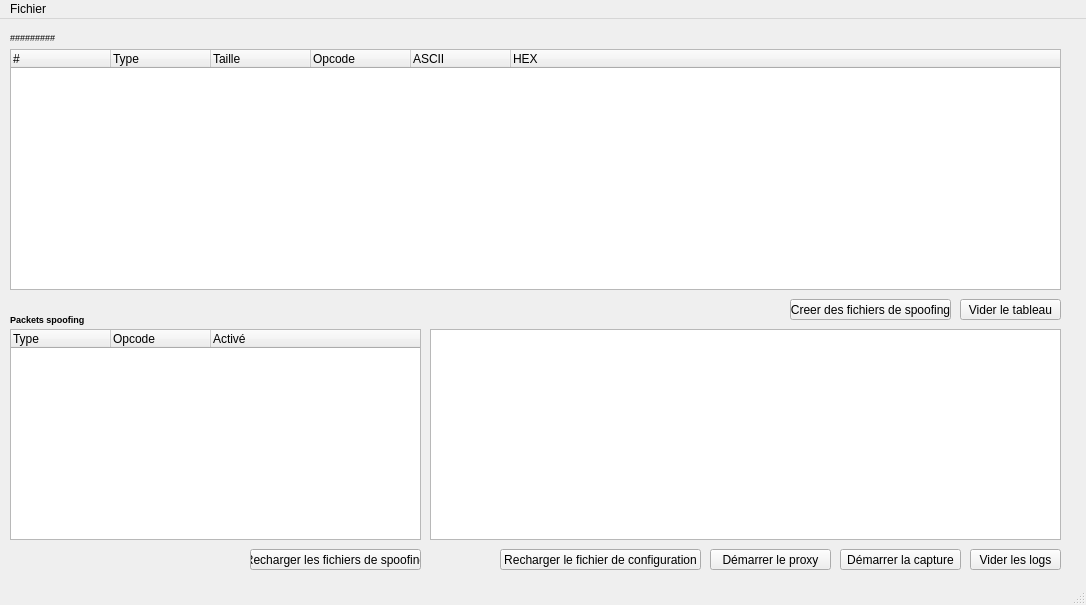
This is mainwindow.ui in nightwolf93/Wakxy-Sniffer as Qt 5 draws it before an edit. The edited form follows.
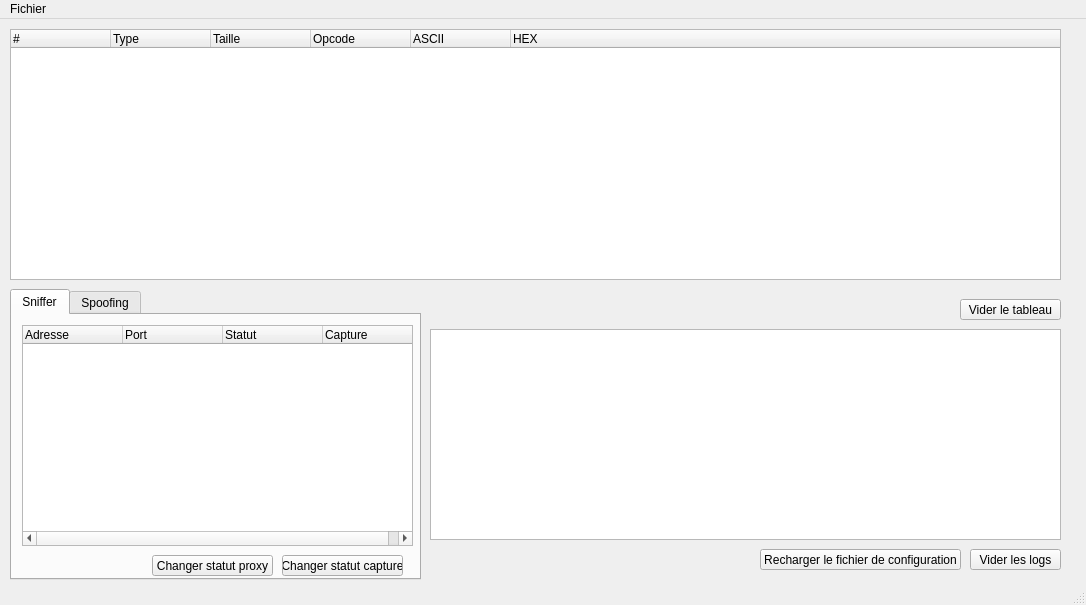
This is the edited form.

Commit message: [Sniffer] Multi adress support non testé

```diff
--- a/mainwindow.ui
+++ b/mainwindow.ui
@@ -26,32 +26,6 @@
    <string>Wakxy Sniffer</string>
   </property>
   <widget class="QWidget" name="centralWidget">
-   <widget class="QPushButton" name="pushButtonProxy">
-    <property name="geometry">
-     <rect>
-      <x>710</x>
-      <y>530</y>
-      <width>121</width>
-      <height>21</height>
-     </rect>
-    </property>
-    <property name="text">
-     <string>Démarrer le proxy</string>
-    </property>
-   </widget>
-   <widget class="QPushButton" name="pushButtonCapture">
-    <property name="geometry">
-     <rect>
-      <x>840</x>
-      <y>530</y>
-      <width>121</width>
-      <height>21</height>
-     </rect>
-    </property>
-    <property name="text">
-     <string>Démarrer la capture</string>
-    </property>
-   </widget>
    <widget class="QTextBrowser" name="textBrowserLog">
     <property name="geometry">
      <rect>
@@ -76,11 +50,14 @@
     <property name="geometry">
      <rect>
       <x>10</x>
-      <y>30</y>
+      <y>10</y>
       <width>1051</width>
-      <height>241</height>
+      <height>251</height>
      </rect>
     </property>
+    <property name="alternatingRowColors">
+     <bool>true</bool>
+    </property>
     <column>
      <property name="text">
       <string>#</string>
@@ -112,33 +89,10 @@
      </property>
     </column>
    </widget>
-   <widget class="QLabel" name="labelServer">
-    <property name="geometry">
-     <rect>
-      <x>10</x>
-      <y>10</y>
-      <width>261</width>
-      <height>16</height>
-     </rect>
-    </property>
-    <property name="font">
-     <font>
-      <pointsize>7</pointsize>
-      <weight>50</weight>
-      <bold>false</bold>
-     </font>
-    </property>
-    <property name="layoutDirection">
-     <enum>Qt::LeftToRight</enum>
-    </property>
-    <property name="text">
-     <string>#########</string>
-    </property>
-   </widget>
    <widget class="QPushButton" name="pushButtonReloadConf">
     <property name="geometry">
      <rect>
-      <x>500</x>
+      <x>760</x>
       <y>530</y>
       <width>201</width>
       <height>21</height>
@@ -174,13 +128,90 @@
      <string>Vider le tableau</string>
     </property>
    </widget>
+   <widget class="QTabWidget" name="tabWidgetTools">
+    <property name="geometry">
+     <rect>
+      <x>10</x>
+      <y>270</y>
+      <width>411</width>
+      <height>291</height>
+     </rect>
+    </property>
+    <property name="currentIndex">
+     <number>0</number>
+    </property>
+    <widget class="QWidget" name="tabSniffer">
+     <attribute name="title">
+      <string>Sniffer</string>
+     </attribute>
+     <widget class="QTreeWidget" name="treeWidgetSniffer">
+      <property name="geometry">
+       <rect>
+        <x>10</x>
+        <y>10</y>
+        <width>391</width>
+        <height>221</height>
+       </rect>
+      </property>
+      <column>
+       <property name="text">
+        <string>Adresse</string>
+       </property>
+      </column>
+      <column>
+       <property name="text">
+        <string>Port</string>
+       </property>
+      </column>
+      <column>
+       <property name="text">
+        <string>Statut</string>
+       </property>
+      </column>
+      <column>
+       <property name="text">
+        <string>Capture</string>
+       </property>
+      </column>
+     </widget>
+     <widget class="QPushButton" name="pushButtonProxy">
+      <property name="geometry">
+       <rect>
+        <x>140</x>
+        <y>240</y>
+        <width>121</width>
+        <height>21</height>
+       </rect>
+      </property>
+      <property name="text">
+       <string>Changer statut proxy</string>
+      </property>
+     </widget>
+     <widget class="QPushButton" name="pushButtonCapture">
+      <property name="geometry">
+       <rect>
+        <x>270</x>
+        <y>240</y>
+        <width>121</width>
+        <height>21</height>
+       </rect>
+      </property>
+      <property name="text">
+       <string>Changer statut capture</string>
+      </property>
+     </widget>
+    </widget>
+    <widget class="QWidget" name="tabSpoofing">
+     <attribute name="title">
+      <string>Spoofing</string>
+     </attribute>
    <widget class="QTreeWidget" name="treeWidgetPacketSpoofing">
     <property name="geometry">
      <rect>
       <x>10</x>
-      <y>310</y>
-      <width>411</width>
-      <height>211</height>
+        <y>10</y>
+        <width>391</width>
+        <height>221</height>
      </rect>
     </property>
     <column>
@@ -199,47 +230,24 @@
      </property>
     </column>
    </widget>
-   <widget class="QLabel" name="labelSpoofing">
-    <property name="geometry">
-     <rect>
-      <x>10</x>
-      <y>290</y>
-      <width>411</width>
-      <height>20</height>
-     </rect>
-    </property>
-    <property name="font">
-     <font>
-      <pointsize>7</pointsize>
-      <weight>75</weight>
-      <bold>true</bold>
-     </font>
-    </property>
-    <property name="layoutDirection">
-     <enum>Qt::RightToLeft</enum>
-    </property>
-    <property name="text">
-     <string>Packets spoofing</string>
-    </property>
-   </widget>
    <widget class="QPushButton" name="pushButtonCreateSpoofing">
     <property name="geometry">
      <rect>
-      <x>790</x>
-      <y>280</y>
+        <x>60</x>
+        <y>240</y>
       <width>161</width>
       <height>21</height>
      </rect>
     </property>
     <property name="text">
-     <string>Creer des fichiers de spoofing</string>
+       <string>Créer des fichiers de spoofing</string>
     </property>
    </widget>
    <widget class="QPushButton" name="pushButtonReloadSpoofing">
     <property name="geometry">
      <rect>
-      <x>250</x>
-      <y>530</y>
+        <x>230</x>
+        <y>240</y>
       <width>171</width>
       <height>21</height>
      </rect>
@@ -247,6 +255,8 @@
     <property name="text">
      <string>Recharger les fichiers de spoofing</string>
     </property>
+     </widget>
+    </widget>
    </widget>
   </widget>
   <widget class="QMenuBar" name="menuBar">
```
Lines whose indentation alone changed are shown as unchanged. The commit also changes 6 other files.
